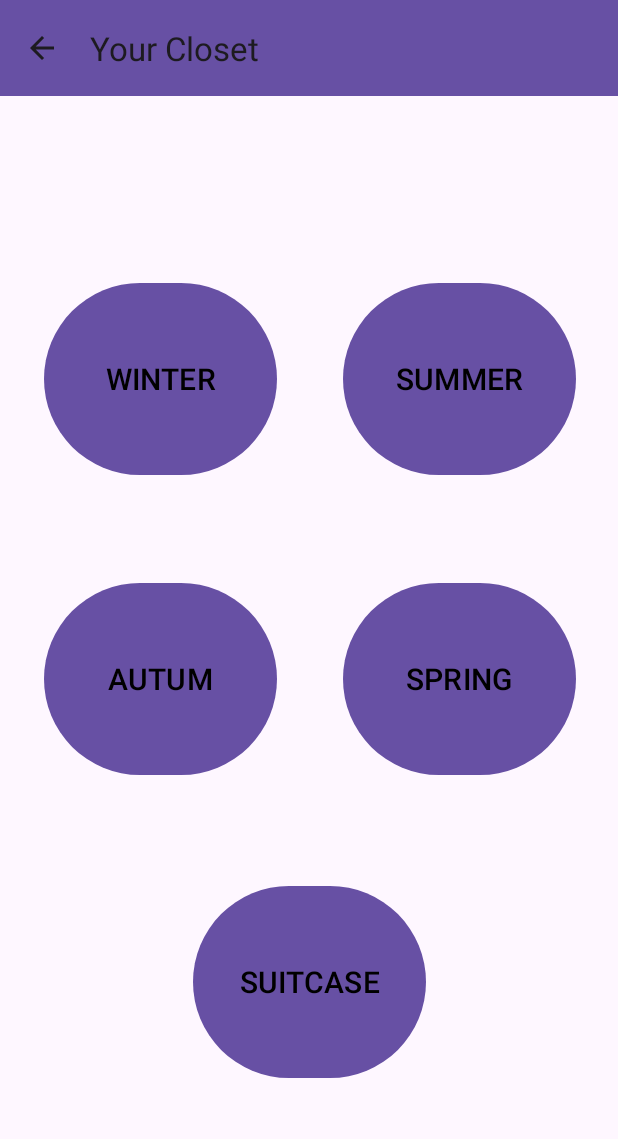
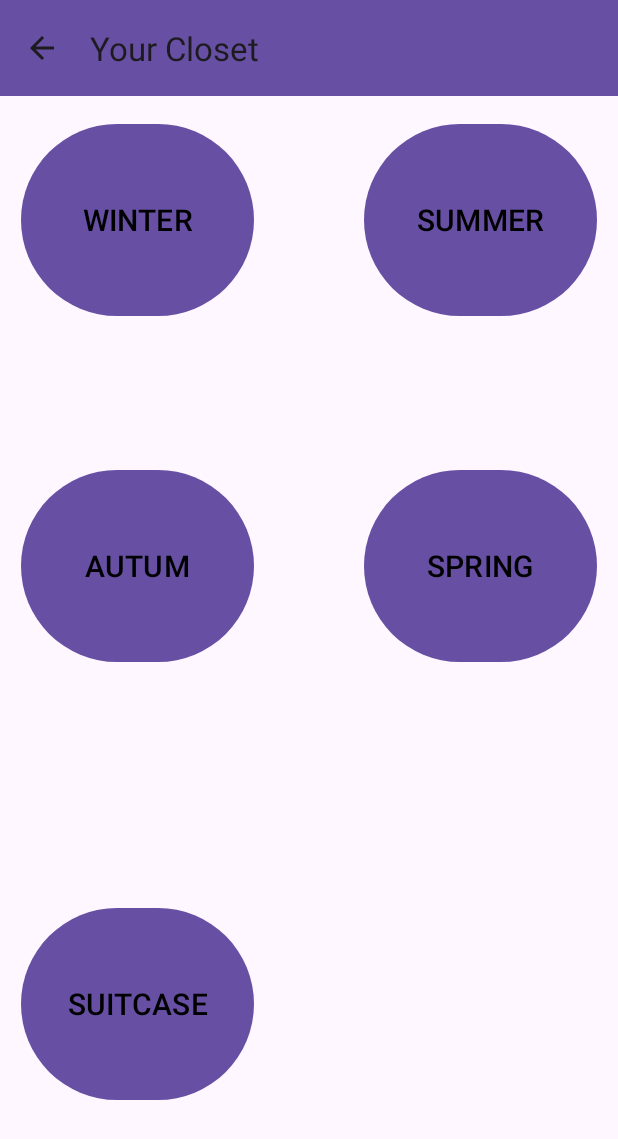
Before and after one commit to PolVillar/Proyecto_JNP_2, an Android app: the AllCloset screen opened directly, with no data from a screen before it, on a phone screen of 412 x 824 dp. Shown: the top 1139 px of the screen. Run offline under Robolectric (Android 15) with nearby library versions, the phone set to English and light mode, and no system bars.

Commit message:
commit pol jvt 28/05/2024

```diff
--- a/app/src/main/res/layout/activity_all_closet.xml
+++ b/app/src/main/res/layout/activity_all_closet.xml
@@ -20,77 +20,99 @@
         app:layout_constraintTop_toTopOf="parent"
         app:layout_constraintVertical_bias="0.0" />
 
+    <!--android:backgroundTint="@color/material_dynamic_neutral70"-->
+    <!--android:backgroundTint="@color/material_dynamic_neutral70"-->
+    <!--android:backgroundTint="@color/material_dynamic_neutral70"-->
+
+    <!--android:backgroundTint="@color/material_dynamic_neutral70"-->
+
+    <androidx.constraintlayout.widget.ConstraintLayout
+        android:id="@+id/constraintLayout"
+        android:layout_width="384dp"
+        android:layout_height="461dp"
+        app:layout_constraintBottom_toBottomOf="parent"
+        app:layout_constraintEnd_toEndOf="parent"
+        app:layout_constraintStart_toStartOf="parent"
+        app:layout_constraintTop_toBottomOf="@+id/toolbar5"
+        app:layout_constraintVertical_bias="0.050000012">
+
         <Button
             android:id="@+id/btnWinter"
             android:layout_width="155dp"
             android:layout_height="136dp"
             android:text="@string/winter_button"
+            android:textColor="@color/black"
             android:textSize="20dp"
-        android:textColor="@color/black"
 
             app:layout_constraintBottom_toBottomOf="parent"
             app:layout_constraintEnd_toEndOf="parent"
-        app:layout_constraintHorizontal_bias="0.113"
+            app:layout_constraintHorizontal_bias="0.0"
             app:layout_constraintStart_toStartOf="parent"
             app:layout_constraintTop_toTopOf="parent"
-        app:layout_constraintVertical_bias="0.268" />
-    <!--android:backgroundTint="@color/material_dynamic_neutral70"-->
+            app:layout_constraintVertical_bias="0.0" />
+
         <Button
             android:id="@+id/btnSummer"
             android:layout_width="155dp"
             android:layout_height="136dp"
             android:text="@string/summer_button"
+            android:textColor="@color/black"
             android:textSize="20dp"
-        android:textColor="@color/black"
             app:layout_constraintBottom_toBottomOf="parent"
             app:layout_constraintEnd_toEndOf="parent"
-        app:layout_constraintHorizontal_bias="0.89"
+            app:layout_constraintHorizontal_bias="1.0"
             app:layout_constraintStart_toStartOf="parent"
             app:layout_constraintTop_toTopOf="parent"
-        app:layout_constraintVertical_bias="0.268" />
-    <!--android:backgroundTint="@color/material_dynamic_neutral70"-->
+            app:layout_constraintVertical_bias="0.0" />
+
         <Button
             android:id="@+id/btnSpring"
             android:layout_width="155dp"
             android:layout_height="136dp"
             android:text="@string/spring_button"
+            android:textColor="@color/black"
             android:textSize="20dp"
-        android:textColor="@color/black"
             app:layout_constraintBottom_toBottomOf="parent"
             app:layout_constraintEnd_toEndOf="parent"
-        app:layout_constraintHorizontal_bias="0.89"
+            app:layout_constraintHorizontal_bias="1.0"
             app:layout_constraintStart_toStartOf="parent"
-        app:layout_constraintTop_toTopOf="parent"
-        app:layout_constraintVertical_bias="0.559" />
-    <!--android:backgroundTint="@color/material_dynamic_neutral70"-->
+            app:layout_constraintTop_toBottomOf="@+id/btnSummer" />
 
         <Button
             android:id="@+id/btnAutum"
             android:layout_width="155dp"
             android:layout_height="136dp"
             android:text="@string/autum_button"
+            android:textColor="@color/black"
             android:textSize="20dp"
-        android:textColor="@color/black"
             app:layout_constraintBottom_toBottomOf="parent"
             app:layout_constraintEnd_toEndOf="parent"
-        app:layout_constraintHorizontal_bias="0.113"
+            app:layout_constraintHorizontal_bias="0.0"
             app:layout_constraintStart_toStartOf="parent"
-        app:layout_constraintTop_toTopOf="parent"
-        app:layout_constraintVertical_bias="0.559" />
-    <!--android:backgroundTint="@color/material_dynamic_neutral70"-->
+            app:layout_constraintTop_toBottomOf="@+id/btnWinter" />
+
+    </androidx.constraintlayout.widget.ConstraintLayout>
+
+    <androidx.constraintlayout.widget.ConstraintLayout
+        android:layout_width="384dp"
+        android:layout_height="161dp"
+        app:layout_constraintBottom_toBottomOf="parent"
+        app:layout_constraintEnd_toEndOf="parent"
+        app:layout_constraintHorizontal_bias="0.5"
+        app:layout_constraintStart_toStartOf="parent"
+        app:layout_constraintTop_toBottomOf="@+id/constraintLayout">
 
         <Button
             android:id="@+id/btnSuitcase"
             android:layout_width="155dp"
             android:layout_height="136dp"
             android:text="@string/suitcase_button"
+            android:textColor="@color/black"
             android:textSize="20dp"
-        android:textColor="@color/black"
-        app:layout_constraintBottom_toBottomOf="parent"
-        app:layout_constraintEnd_toEndOf="parent"
-        app:layout_constraintStart_toStartOf="parent"
-        app:layout_constraintTop_toTopOf="parent"
-        app:layout_constraintVertical_bias="0.853"/>
+            tools:layout_editor_absoluteX="128dp"
+            tools:layout_editor_absoluteY="508dp" />
+    </androidx.constraintlayout.widget.ConstraintLayout>
+
     <!--android:backgroundTint="@color/material_dynamic_neutral70"-->
 
 
```
Also changed, not shown: app/src/main/java/com/example/proyecto_jnp/Clothes.java (+72 -0 lines), app/src/main/res/layout/item_layout.xml (added, +33 -0 lines). Lines whose indentation alone changed are shown as unchanged.
